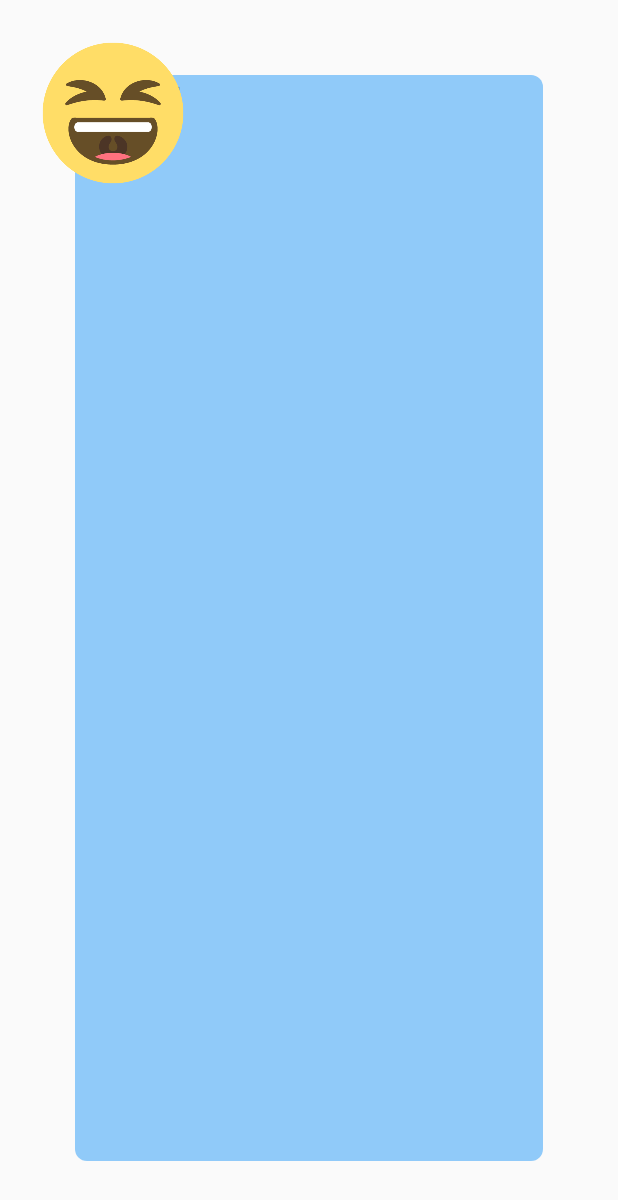
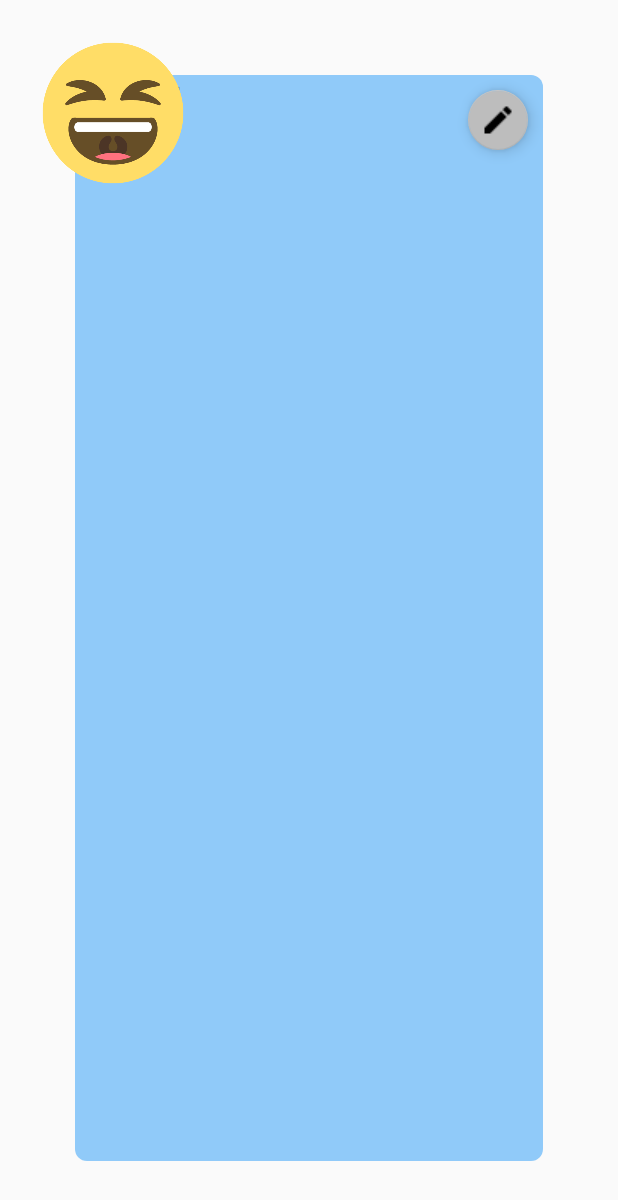
Before and after one commit to CMPUT301W17T17/MoodSwings, an Android app: the layout popup.xml on its own in the app's theme, with its tools: preview values and no code run, on a phone screen of 412 x 824 dp. Shown: the top 1200 px of the screen. Run offline under Robolectric (Android 15) with nearby library versions, the phone set to English and light mode, and no system bars.

Commit message:
added link between popup and editMood

```diff
--- a/app/src/main/AndroidManifest.xml
+++ b/app/src/main/AndroidManifest.xml
@@ -21,6 +21,11 @@
             android:name=".MoodPopupActivity"
             android:theme="@style/popupDialog">
         </activity>
+
+        <activity
+            android:name=".EditMoodActivity">
+        </activity>
+
     </application>
 
 </manifest>
--- a/app/src/main/java/com/example/android/sendmoods/MoodPopupActivity.java
+++ b/app/src/main/java/com/example/android/sendmoods/MoodPopupActivity.java
@@ -4,6 +4,7 @@ package com.example.android.sendmoods;
  * Created by erasseli on 3/4/17.
  */
 
+import android.content.Intent;
 import android.support.v4.content.ContextCompat;
 import android.support.v7.app.AppCompatActivity;
 import android.os.Bundle;
@@ -26,4 +27,9 @@ public class MoodPopupActivity extends AppCompatActivity {
         View view = findViewById(R.id.popup_box);
         view.setBackground(ContextCompat.getDrawable(this, moodEvent.getPopupShape()));
     }
+
+    public void editMood(View view) {
+        Intent intent = new Intent(this, EditMoodActivity.class);
+        startActivity(intent);
+    }
 }
--- a/app/src/main/res/layout/popup.xml
+++ b/app/src/main/res/layout/popup.xml
@@ -1,5 +1,6 @@
 <?xml version="1.0" encoding="utf-8"?>
 <RelativeLayout xmlns:android="http://schemas.android.com/apk/res/android"
+    xmlns:app="http://schemas.android.com/apk/res-auto"
     android:id="@+id/popup"
     android:orientation="vertical"
     android:layout_height="match_parent"
@@ -31,6 +32,18 @@
         </LinearLayout>
     </LinearLayout>
 
+    <android.support.design.widget.FloatingActionButton
+        android:id="@+id/edit"
+        android:onClick="editMood"
+        app:fabSize="mini"
+        android:layout_width="wrap_content"
+        android:layout_height="wrap_content"
+        android:src="@drawable/edit"
+        android:layout_alignParentRight="true"
+        android:layout_marginLeft="0dp"
+        android:layout_marginRight="60dp"
+        android:layout_marginTop="60dp"/>
+
     <ImageView
         android:layout_width="100dp"
         android:layout_height="100dp"
```
Also changed, not shown: app/src/main/java/com/example/android/sendmoods/EditMoodActivity.java (+10 -2 lines).
